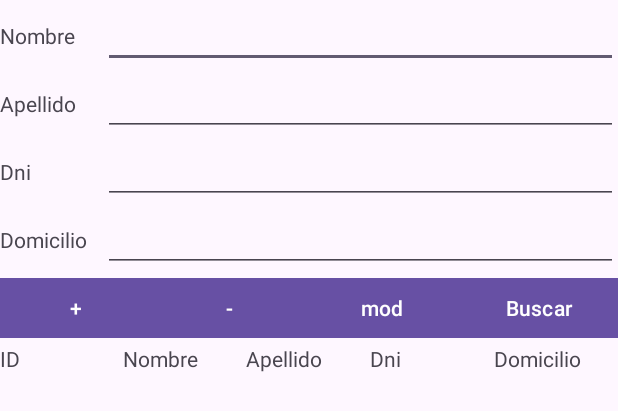
After one commit to Nic00dev/Practicas_java_android, an Android app: the layout clientes.xml on its own in the app's theme, with its tools: preview values and no code run, on a phone screen of 412 x 824 dp. The commit adds this screen. Shown: the top 411 px of the screen. Run offline under Robolectric (Android 15) with nearby library versions, the phone set to English and light mode, and no system bars.

Commit message:
facturacion_finalizada

```diff
--- a/EjercicioFacturacion/app/src/main/java/com/example/ejerciciofacturacion/AdminSQLiteOpenHelper.java
+++ b/EjercicioFacturacion/app/src/main/java/com/example/ejerciciofacturacion/AdminSQLiteOpenHelper.java
@@ -22,4 +22,7 @@ public class AdminSQLiteOpenHelper extends SQLiteOpenHelper {
     public void onUpgrade(SQLiteDatabase db, int oldVersion, int newVersion) {
 
     }
+
+
+
 }
--- /dev/null
+++ b/EjercicioFacturacion/app/src/main/java/com/example/ejerciciofacturacion/Clientes.java
@@ -0,0 +1,4 @@
+package com.example.ejerciciofacturacion;
+
+public class Clientes {
+}
--- /dev/null
+++ b/EjercicioFacturacion/app/src/main/java/com/example/ejerciciofacturacion/Login.java
@@ -0,0 +1,4 @@
+package com.example.ejerciciofacturacion;
+
+public class Login {
+}
--- /dev/null
+++ b/EjercicioFacturacion/app/src/main/res/layout/clientes.xml
@@ -0,0 +1,189 @@
+<?xml version="1.0" encoding="utf-8"?>
+<LinearLayout xmlns:android="http://schemas.android.com/apk/res/android"
+    xmlns:app="http://schemas.android.com/apk/res-auto"
+    xmlns:tools="http://schemas.android.com/tools"
+    android:id="@+id/linearLayout2"
+    android:layout_width="match_parent"
+    android:layout_height="match_parent"
+    android:orientation="vertical">
+
+    <LinearLayout
+        android:layout_width="match_parent"
+        android:layout_height="wrap_content"
+        android:orientation="horizontal">
+
+        <TextView
+            android:id="@+id/textView19"
+            android:layout_width="0dp"
+            android:layout_height="wrap_content"
+            android:layout_weight="1"
+            android:text="Nombre" />
+
+        <EditText
+            android:id="@+id/editTextText9"
+            android:layout_width="0dp"
+            android:layout_height="wrap_content"
+            android:layout_weight="5"
+            android:ems="10"
+            android:inputType="text" />
+    </LinearLayout>
+
+    <LinearLayout
+        android:layout_width="match_parent"
+        android:layout_height="wrap_content"
+        android:orientation="horizontal">
+
+        <TextView
+            android:id="@+id/textView20"
+            android:layout_width="0dp"
+            android:layout_height="wrap_content"
+            android:layout_weight="1"
+            android:text="Apellido" />
+
+        <EditText
+            android:id="@+id/editTextText10"
+            android:layout_width="0dp"
+            android:layout_height="wrap_content"
+            android:layout_weight="5"
+            android:ems="10"
+            android:inputType="text" />
+    </LinearLayout>
+
+    <LinearLayout
+        android:layout_width="match_parent"
+        android:layout_height="wrap_content"
+        android:orientation="horizontal">
+
+        <TextView
+            android:id="@+id/textView24"
+            android:layout_width="0dp"
+            android:layout_height="wrap_content"
+            android:layout_weight="1"
+            android:text="Dni" />
+
+        <EditText
+            android:id="@+id/editTextText14"
+            android:layout_width="0dp"
+            android:layout_height="wrap_content"
+            android:layout_weight="5"
+            android:ems="10"
+            android:inputType="text" />
+
+    </LinearLayout>
+
+    <LinearLayout
+        android:layout_width="match_parent"
+        android:layout_height="wrap_content"
+        android:orientation="horizontal">
+
+        <TextView
+            android:id="@+id/textView25"
+            android:layout_width="0dp"
+            android:layout_height="wrap_content"
+            android:layout_weight="1"
+            android:text="Domicilio" />
+
+        <EditText
+            android:id="@+id/editTextText15"
+            android:layout_width="0dp"
+            android:layout_height="wrap_content"
+            android:layout_weight="5"
+            android:ems="10"
+            android:inputType="text" />
+    </LinearLayout>
+
+    <LinearLayout
+        android:layout_width="match_parent"
+        android:layout_height="wrap_content"
+        android:orientation="horizontal">
+
+        <Button
+            android:id="@+id/button18"
+            android:layout_width="wrap_content"
+            android:layout_height="wrap_content"
+            android:layout_weight="1"
+            android:text="+"
+            app:cornerRadius="0dp" />
+
+        <Button
+            android:id="@+id/button19"
+            android:layout_width="wrap_content"
+            android:layout_height="wrap_content"
+            android:layout_weight="1"
+            android:text="-"
+            app:cornerRadius="0dp" />
+
+        <Button
+            android:id="@+id/button20"
+            android:layout_width="wrap_content"
+            android:layout_height="wrap_content"
+            android:layout_weight="1"
+            android:text="mod"
+            app:cornerRadius="0dp" />
+
+        <Button
+            android:id="@+id/button7"
+            android:layout_width="wrap_content"
+            android:layout_height="wrap_content"
+            android:layout_weight="1"
+            android:text="Buscar"
+            app:cornerRadius="0dp" />
+    </LinearLayout>
+
+    <LinearLayout
+        android:layout_width="match_parent"
+        android:layout_height="wrap_content"
+        android:orientation="horizontal">
+
+        <TextView
+            android:id="@+id/textView11"
+            android:layout_width="0dp"
+            android:layout_height="wrap_content"
+            android:layout_weight="1"
+            android:text="ID" />
+
+        <TextView
+            android:id="@+id/textView12"
+            android:layout_width="0dp"
+            android:layout_height="wrap_content"
+            android:layout_weight="1"
+            android:text="Nombre" />
+
+        <TextView
+            android:id="@+id/textView13"
+            android:layout_width="0dp"
+            android:layout_height="wrap_content"
+            android:layout_weight="1"
+            android:text="Apellido" />
+
+        <TextView
+            android:id="@+id/textView17"
+            android:layout_width="0dp"
+            android:layout_height="wrap_content"
+            android:layout_weight="1"
+            android:text="Dni" />
+
+        <TextView
+            android:id="@+id/textView18"
+            android:layout_width="0dp"
+            android:layout_height="wrap_content"
+            android:layout_weight="1"
+            android:text="Domicilio" />
+    </LinearLayout>
+
+    <ScrollView
+        android:layout_width="match_parent"
+        android:layout_height="match_parent">
+
+        <TableLayout
+            android:layout_width="match_parent"
+            android:layout_height="wrap_content">
+
+            <TableRow
+                android:layout_width="match_parent"
+                android:layout_height="match_parent" />
+
+        </TableLayout>
+    </ScrollView>
+
+</LinearLayout>
```
Also changed, not shown: EjercicioFacturacion/app/src/main/java/com/example/ejerciciofacturacion/MainActivity.java (+23 -8 lines), EjercicioFacturacion/app/src/main/res/layout/activity_main.xml (+34 -20 lines), EjercicioFacturacion/app/src/main/res/layout/login.xml (added, +102 -0 lines), EjercicioFacturacion/app/src/main/res/layout/proveedores.xml (added, +179 -0 lines), 1 other file.
